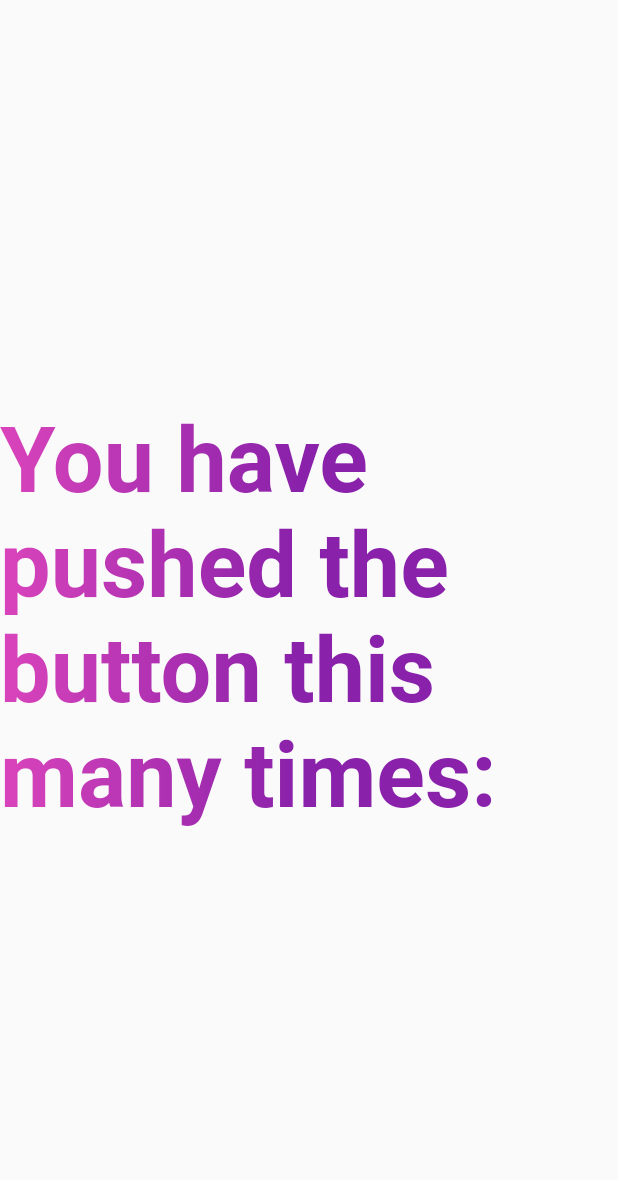
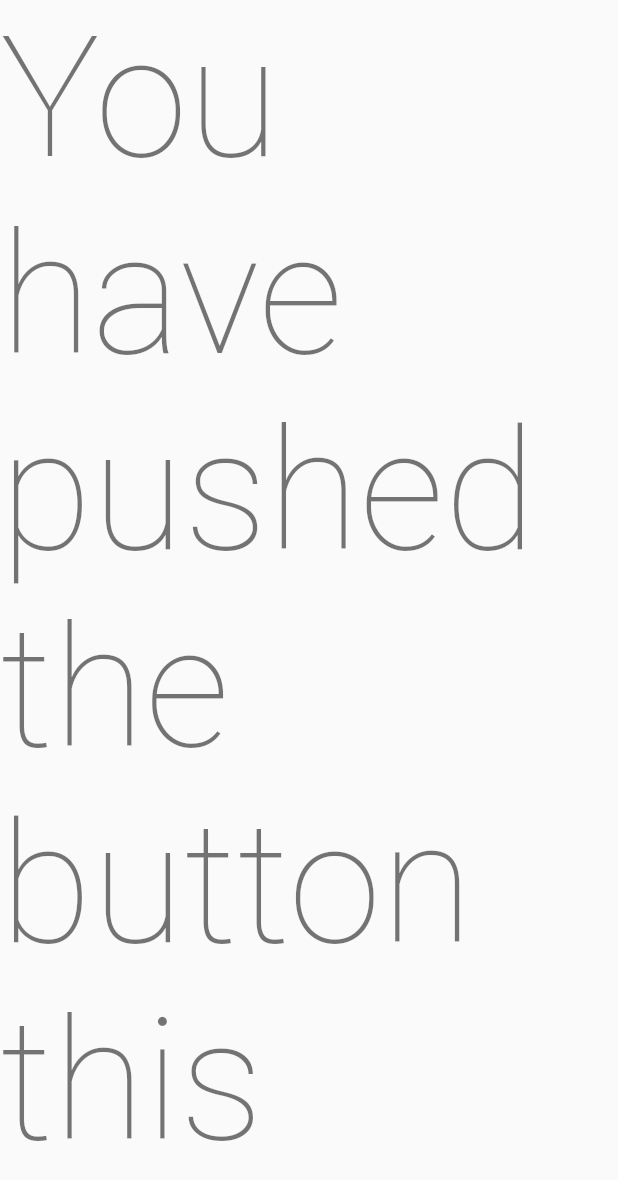
Before and after one commit to Andrious/text_example, a Flutter app: the screen it shows after launch, on a phone screen of 412 x 824 dp. Shown: the top 1180 px of the screen. Run offline on Flutter 3.47's test engine with Material 2 defaults, Android fonts, the phone set to English and light mode, and no system bars; our stand-ins replace google_fonts.

Commit message:
1.0.1+2  Additional examples

```diff
--- a/lib/main.dart
+++ b/lib/main.dart
@@ -1,6 +1,8 @@
+//import 'dart:ui'; // for the fontFeatures parameter not the package.
+import 'package:flutter/cupertino.dart';
+import 'package:textstyle_app/src/font_feature.dart';
+
 import 'package:flutter/material.dart';
-
-import 'package:textstyle_app/src/font_feature.dart';
 
 void main() => runApp(const MyApp());
 
@@ -25,20 +27,115 @@ class MyHomePage extends StatefulWidget {
 class _MyHomePageState extends State<MyHomePage> {
   @override
   Widget build(BuildContext context) {
+    final textStyle = Theme.of(context).textTheme.headline1;
     return Material(
       child: Center(
         child: Text(
           'You have pushed the button this many times:',
-            style: TextStyle(fontSize: 60,
-                fontWeight: FontWeight.bold,
-                foreground: Paint()..shader = linearGradient),
+          style: textStyle,
         ),
-        ));
+      ),
+    );
+    final font = DefaultTextStyle.of(context).style.fontFamily;
+    // ignore: avoid_print
+    print('>>>>>>>>>>>>>>>>>>>>>>>>>>>> $font');
     return Material(
       child: Center(
         child: Text(
           'You have pushed the button this many times:',
-            style: TextStyle(fontSize: 60,
+          style: TextStyle(
+            fontFamily: font,
+          ),
+        ),
+      ),
+    );
+    return const Material(
+      child: Center(
+        child: Text(
+          'You have pushed the button this many times:',
+          style: TextStyle(
+            fontFamily: 'Monospace',
+            fontFamilyFallback: <String>[
+              'Arial',
+              'Courier',
+              'Times',
+            ],
+          ),
+        ),
+      ),
+    );
+    return const Material(
+      child: Center(
+        child: Text(
+          'You have pushed the button this many times:',
+          style: TextStyle(
+            debugLabel: 'First Style',
+          ),
+        ),
+      ),
+    );
+    return const Material(
+      child: Center(
+        child: Text(
+          'You have pushed the button this many times:',
+          style: TextStyle(
+            fontSize: 20,
+            decoration: TextDecoration.lineThrough,
+            decorationThickness: 4,
+          ),
+        ),
+      ),
+    );
+    return const Material(
+      child: Center(
+        child: Text(
+          'You have pushed the button this many times:',
+          style: TextStyle(
+            fontSize: 48,
+            shadows: [
+              Shadow(
+                color: Colors.greenAccent,
+                blurRadius: 10,
+                offset: Offset(5, 5),
+              ),
+              Shadow(
+                color: Colors.red,
+                blurRadius: 10,
+                offset: Offset(-5, 5),
+              ),
+            ],
+          ),
+        ),
+      ),
+    );
+    return Material(
+      child: Center(
+        child: Text('You have pushed the button this many times:',
+            style: TextStyle(
+                background: Paint()
+                  ..strokeWidth = 30.0
+                  ..color = Colors.greenAccent
+                  ..style = PaintingStyle.stroke
+                  ..strokeJoin = StrokeJoin.round)),
+      ),
+    );
+    return const Material(
+        child: Center(
+      child: Text(
+        'You have pushed the button this many times:',
+        style: TextStyle(
+          fontSize: 20,
+          decoration: TextDecoration.lineThrough,
+        ),
+      ),
+    ));
+
+    return Material(
+        child: Center(
+      child: Text(
+        'You have pushed the button this many times:',
+        style: TextStyle(
+            fontSize: 60,
             fontWeight: FontWeight.bold,
             foreground: Paint()..shader = linearGradient),
       ),
@@ -136,16 +233,6 @@ class _MyHomePageState extends State<MyHomePage> {
         ),
       ),
     ));
-    return const Material(
-        child: Center(
-      child: Text(
-        'You have pushed the button this many times:',
-        style: TextStyle(
-          fontSize: 20,
-          decoration: TextDecoration.underline,
-        ),
-      ),
-    ));
     return const Center(
       child: Text(
         'You have pushed the button this many times:',
--- a/pubspec.yaml
+++ b/pubspec.yaml
@@ -15,7 +15,7 @@ publish_to: 'none' # Remove this line if you wish to publish to pub.dev
 # In iOS, build-name is used as CFBundleShortVersionString while build-number used as CFBundleVersion.
 # Read more about iOS versioning at
 # https://developer.apple.com/library/archive/documentation/General/Reference/InfoPlistKeyReference/Articles/CoreFoundationKeys.html
-version: 1.0.1
+version: 1.0.1+2
 
 environment:
   sdk: ">=2.7.0 <3.0.0"
```
Also changed, not shown: 1 other file. Lines whose indentation alone changed are shown as unchanged.
